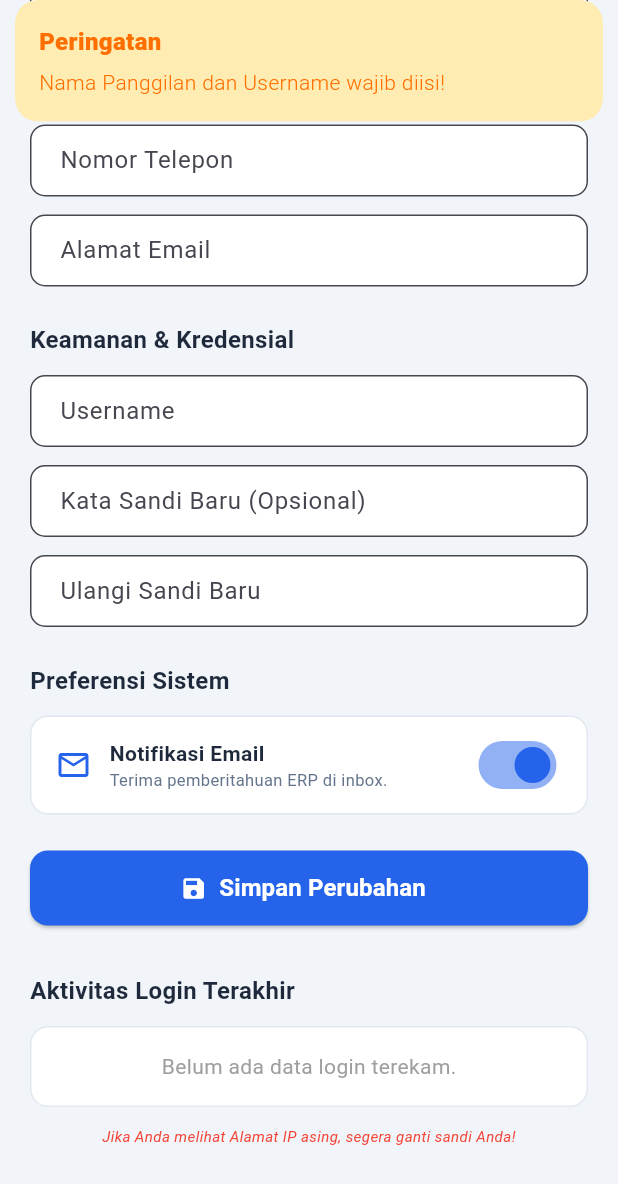
After one commit to seanalden-great/BMP_Mobile, a Flutter app: the ProfileView screen opened directly, scrolled down 196 dp, after a tap on "Simpan Perubahan", on a phone screen of 412 x 824 dp. The commit adds this screen. Shown: the top 1184 px of the screen. Run offline on Flutter 3.47's test engine with Material 3 defaults, Android fonts, the phone set to English and light mode, and no system bars; our stand-ins replace get, shared_preferences; accounts and stored records are empty; network calls fail.

Commit message:
add approval, profile pages

```diff
--- a/lib/controllers/dashboard_controller.dart
+++ b/lib/controllers/dashboard_controller.dart
@@ -12,6 +12,7 @@ class DashboardController extends GetxController {
   var topCustomers = [].obs;
   var recentActivities = [].obs;
 
+  // FUNGSI YANG DIPERBAIKI: Hapus /api ganda
   final String apiUrl = "https://berlianmandiriperkasa.vercel.app/api/api/dashboard";
 
   @override
--- /dev/null
+++ b/lib/controllers/profile_controller.dart
@@ -0,0 +1,141 @@
+import 'dart:convert';
+import 'package:flutter/material.dart';
+import 'package:get/get.dart';
+import 'package:http/http.dart' as http;
+import 'package:shared_preferences/shared_preferences.dart';
+
+class ProfileController extends GetxController {
+  var isLoading = true.obs;
+  var isSaving = false.obs;
+
+  var userProfile = {}.obs;
+  var loginLogs = [].obs;
+
+  // Form Controllers
+  final fullNameController = TextEditingController();
+  final nameController = TextEditingController();
+  final phoneController = TextEditingController();
+  final emailController = TextEditingController();
+  final usernameController = TextEditingController();
+  final passwordController = TextEditingController();
+  final passwordConfirmController = TextEditingController();
+
+  var emailNotifications = true.obs;
+
+  final String apiUrl = "https://berlianmandiriperkasa.vercel.app/api/api/profile";
+  final String apiUpdateUrl = "https://berlianmandiriperkasa.vercel.app/api/api/profile/update";
+
+  @override
+  void onInit() {
+    super.onInit();
+    fetchProfile();
+  }
+
+  Future<String?> _getToken() async {
+    final prefs = await SharedPreferences.getInstance();
+    return prefs.getString('auth_token');
+  }
+
+  // Mengambil data pengguna dari server
+  Future<void> fetchProfile() async {
+    isLoading.value = true;
+    try {
+      final token = await _getToken();
+      final response = await http.get(
+        Uri.parse(apiUrl),
+        headers: {'Authorization': 'Bearer $token', 'Accept': 'application/json'},
+      );
+
+      if (response.statusCode == 200) {
+        final data = jsonDecode(response.body);
+        if (data['success']) {
+          userProfile.value = data['data']['user'];
+          loginLogs.value = data['data']['login_logs'];
+          _populateForm();
+        }
+      }
+    } catch (e) {
+      Get.snackbar('Error', 'Gagal memuat profil.', backgroundColor: Colors.red.shade100, colorText: Colors.red.shade900);
+    } finally {
+      isLoading.value = false;
+    }
+  }
+
+  // Mengisi form UI dengan data dari server
+  void _populateForm() {
+    fullNameController.text = userProfile['full_name'] ?? '';
+    nameController.text = userProfile['name'] ?? '';
+    phoneController.text = userProfile['phone'] ?? '';
+    emailController.text = userProfile['email'] ?? '';
+    usernameController.text = userProfile['username'] ?? '';
+    emailNotifications.value = (userProfile['email_notifications'] == 1);
+  }
+
+  // Mengirim perubahan ke server
+  Future<void> updateProfile() async {
+    if (nameController.text.isEmpty || usernameController.text.isEmpty) {
+      Get.snackbar('Peringatan', 'Nama Panggilan dan Username wajib diisi!', backgroundColor: Colors.amber.shade100, colorText: Colors.amber.shade900);
+      return;
+    }
+
+    if (passwordController.text.isNotEmpty && passwordController.text != passwordConfirmController.text) {
+      Get.snackbar('Validasi Sandi', 'Konfirmasi kata sandi tidak cocok!', backgroundColor: Colors.red.shade100, colorText: Colors.red.shade900);
+      return;
+    }
+
+    isSaving.value = true;
+    try {
+      final token = await _getToken();
+
+      final Map<String, dynamic> bodyData = {
+        'full_name': fullNameController.text.trim(),
+        'name': nameController.text.trim(),
+        'username': usernameController.text.trim(),
+        'phone': phoneController.text.trim(),
+        'email': emailController.text.trim(),
+        'email_notifications': emailNotifications.value,
+      };
+
+      if (passwordController.text.isNotEmpty) {
+        bodyData['password'] = passwordController.text;
+      }
+
+      final response = await http.put(
+        Uri.parse(apiUpdateUrl),
+        headers: {
+          'Authorization': 'Bearer $token',
+          'Accept': 'application/json',
+          'Content-Type': 'application/json',
+        },
+        body: jsonEncode(bodyData),
+      );
+
+      final data = jsonDecode(response.body);
+
+      if (response.statusCode == 200 && data['success']) {
+        passwordController.clear();
+        passwordConfirmController.clear();
+        Get.snackbar('Berhasil', data['message'], backgroundColor: Colors.green.shade100, colorText: Colors.green.shade900);
+        fetchProfile();
+      } else {
+        Get.snackbar('Gagal', data['message'] ?? 'Terjadi kesalahan validasi', backgroundColor: Colors.red.shade100, colorText: Colors.red.shade900);
+      }
+    } catch (e) {
+      Get.snackbar('Error', 'Kesalahan koneksi internet', backgroundColor: Colors.red.shade100, colorText: Colors.red.shade900);
+    } finally {
+      isSaving.value = false;
+    }
+  }
+
+  @override
+  void onClose() {
+    fullNameController.dispose();
+    nameController.dispose();
+    phoneController.dispose();
+    emailController.dispose();
+    usernameController.dispose();
+    passwordController.dispose();
+    passwordConfirmController.dispose();
+    super.onClose();
+  }
+}
--- /dev/null
+++ b/lib/views/profile/profile_view.dart
@@ -0,0 +1,173 @@
+import 'package:flutter/material.dart';
+import 'package:get/get.dart';
+import 'package:intl/intl.dart';
+import '../../controllers/profile_controller.dart';
+
+class ProfileView extends StatelessWidget {
+  const ProfileView({super.key});
+
+  @override
+  Widget build(BuildContext context) {
+    final controller = Get.put(ProfileController());
+
+    return Scaffold(
+      backgroundColor: const Color(0xFFF1F5F9), // Slate-100
+      body: Obx(() {
+        if (controller.isLoading.value && controller.userProfile.isEmpty) {
+          return const Center(child: CircularProgressIndicator(color: Color(0xFF2563EB)));
+        }
+
+        final user = controller.userProfile;
+
+        return RefreshIndicator(
+          onRefresh: controller.fetchProfile,
+          color: const Color(0xFF2563EB),
+          child: ListView(
+            padding: const EdgeInsets.all(20.0),
+            children: [
+              // Header Profil Singkat
+              Row(
+                children: [
+                  CircleAvatar(
+                    radius: 36,
+                    backgroundColor: const Color(0xFF2563EB),
+                    child: Text(
+                      (user['name'] ?? 'U').toString().substring(0, 1).toUpperCase(),
+                      style: const TextStyle(fontSize: 28, fontWeight: FontWeight.bold, color: Colors.white),
+                    ),
+                  ),
+                  const SizedBox(width: 16),
+                  Expanded(
+                    child: Column(
+                      crossAxisAlignment: CrossAxisAlignment.start,
+                      children: [
+                        Text(user['full_name'] ?? user['name'] ?? 'Pengguna', style: const TextStyle(fontSize: 20, fontWeight: FontWeight.w900, color: Color(0xFF1E293B))),
+                        Text('${user['role'] ?? 'Staff'} / @${user['username']}', style: const TextStyle(color: Color(0xFF64748B), fontWeight: FontWeight.w600)),
+                      ],
+                    ),
+                  ),
+                ],
+              ),
+              const SizedBox(height: 32),
+
+              const Text('Informasi Personal', style: TextStyle(fontSize: 16, fontWeight: FontWeight.bold, color: Color(0xFF1E293B))),
+              const SizedBox(height: 12),
+              _buildTextField('Nama Lengkap', controller.fullNameController),
+              const SizedBox(height: 12),
+              _buildTextField('Nama Panggilan (Wajib)', controller.nameController),
+              const SizedBox(height: 12),
+              _buildTextField('Nomor Telepon', controller.phoneController, isNumber: true),
+              const SizedBox(height: 12),
+              _buildTextField('Alamat Email', controller.emailController, isEmail: true),
+
+              const SizedBox(height: 24),
+              const Text('Keamanan & Kredensial', style: TextStyle(fontSize: 16, fontWeight: FontWeight.bold, color: Color(0xFF1E293B))),
+              const SizedBox(height: 12),
+              _buildTextField('Username', controller.usernameController),
+              const SizedBox(height: 12),
+              _buildTextField('Kata Sandi Baru (Opsional)', controller.passwordController, isPassword: true),
+              const SizedBox(height: 12),
+              _buildTextField('Ulangi Sandi Baru', controller.passwordConfirmController, isPassword: true),
+
+              const SizedBox(height: 24),
+              const Text('Preferensi Sistem', style: TextStyle(fontSize: 16, fontWeight: FontWeight.bold, color: Color(0xFF1E293B))),
+              const SizedBox(height: 12),
+
+              // Toggle Email
+              Container(
+                padding: const EdgeInsets.symmetric(horizontal: 16, vertical: 8),
+                decoration: BoxDecoration(
+                  color: Colors.white,
+                  borderRadius: BorderRadius.circular(12),
+                  border: Border.all(color: const Color(0xFFE2E8F0)),
+                ),
+                child: Row(
+                  children: [
+                    const Icon(Icons.mail_outline, color: Color(0xFF2563EB)),
+                    const SizedBox(width: 12),
+                    const Expanded(
+                      child: Column(
+                        crossAxisAlignment: CrossAxisAlignment.start,
+                        children: [
+                          Text('Notifikasi Email', style: TextStyle(fontWeight: FontWeight.bold, color: Color(0xFF1E293B))),
+                          Text('Terima pemberitahuan ERP di inbox.', style: TextStyle(fontSize: 11, color: Color(0xFF64748B))),
+                        ],
+                      ),
+                    ),
+                    Switch(
+                      value: controller.emailNotifications.value,
+                      onChanged: (val) => controller.emailNotifications.value = val,
+                      activeColor: const Color(0xFF2563EB),
+                    ),
+                  ],
+                ),
+              ),
+
+              const SizedBox(height: 24),
+              SizedBox(
+                height: 50,
+                child: ElevatedButton.icon(
+                  onPressed: controller.isSaving.value ? null : controller.updateProfile,
+                  style: ElevatedButton.styleFrom(
+                    backgroundColor: const Color(0xFF2563EB),
+                    foregroundColor: Colors.white,
+                    shape: RoundedRectangleBorder(borderRadius: BorderRadius.circular(12)),
+                  ),
+                  icon: controller.isSaving.value
+                      ? const SizedBox(width: 20, height: 20, child: CircularProgressIndicator(color: Colors.white, strokeWidth: 2))
+                      : const Icon(Icons.save),
+                  label: const Text('Simpan Perubahan', style: TextStyle(fontWeight: FontWeight.bold, fontSize: 16)),
+                ),
+              ),
+
+              const SizedBox(height: 32),
+              const Text('Aktivitas Login Terakhir', style: TextStyle(fontSize: 16, fontWeight: FontWeight.bold, color: Color(0xFF1E293B))),
+              const SizedBox(height: 12),
+
+              // Tabel Log / Riwayat Aktivitas Login
+              Container(
+                decoration: BoxDecoration(
+                  color: Colors.white,
+                  borderRadius: BorderRadius.circular(12),
+                  border: Border.all(color: const Color(0xFFE2E8F0)),
+                ),
+                child: controller.loginLogs.isEmpty
+                    ? const Padding(padding: EdgeInsets.all(16.0), child: Center(child: Text('Belum ada data login terekam.', style: TextStyle(color: Colors.grey))))
+                    : Column(
+                        children: controller.loginLogs.map((log) {
+                          bool isMobile = log['user_agent'].toString().toLowerCase().contains('mobile');
+                          return ListTile(
+                            leading: Icon(isMobile ? Icons.smartphone : Icons.computer, color: const Color(0xFF64748B)),
+                            title: Text(log['ip_address'] ?? 'Unknown IP', style: const TextStyle(fontWeight: FontWeight.bold, fontSize: 13, color: Color(0xFF1E293B))),
+                            subtitle: Text(DateFormat('dd MMM yyyy, HH:mm').format(DateTime.parse(log['created_at'])), style: const TextStyle(fontSize: 11)),
+                            trailing: const Icon(Icons.shield_outlined, color: Colors.green, size: 20),
+                          );
+                        }).toList(),
+                      ),
+              ),
+              const SizedBox(height: 12),
+              const Text('Jika Anda melihat Alamat IP asing, segera ganti sandi Anda!', textAlign: TextAlign.center, style: TextStyle(fontSize: 10, color: Colors.red, fontStyle: FontStyle.italic)),
+              const SizedBox(height: 40),
+            ],
+          ),
+        );
+      }),
+    );
+  }
+
+  // Helper Widget untuk Field Input
+  Widget _buildTextField(String label, TextEditingController txtController, {bool isPassword = false, bool isEmail = false, bool isNumber = false}) {
+    return TextField(
+      controller: txtController,
+      obscureText: isPassword,
+      keyboardType: isNumber ? TextInputType.phone : (isEmail ? TextInputType.emailAddress : TextInputType.text),
+      decoration: InputDecoration(
+        labelText: label,
+        filled: true,
+        fillColor: Colors.white,
+        border: OutlineInputBorder(borderRadius: BorderRadius.circular(10), borderSide: const BorderSide(color: Color(0xFFE2E8F0))),
+        contentPadding: const EdgeInsets.symmetric(horizontal: 16, vertical: 12),
+      ),
+    );
+  }
+}
```
Also changed, not shown: lib/controllers/approval_controller.dart (added, +105 -0 lines), lib/views/approval/approval_view.dart (added, +170 -0 lines), lib/views/dashboard/dashboard_view.dart (+14 -5 lines), lib/views/layout/main_layout.dart (+9 -1 lines), 1 other file.
